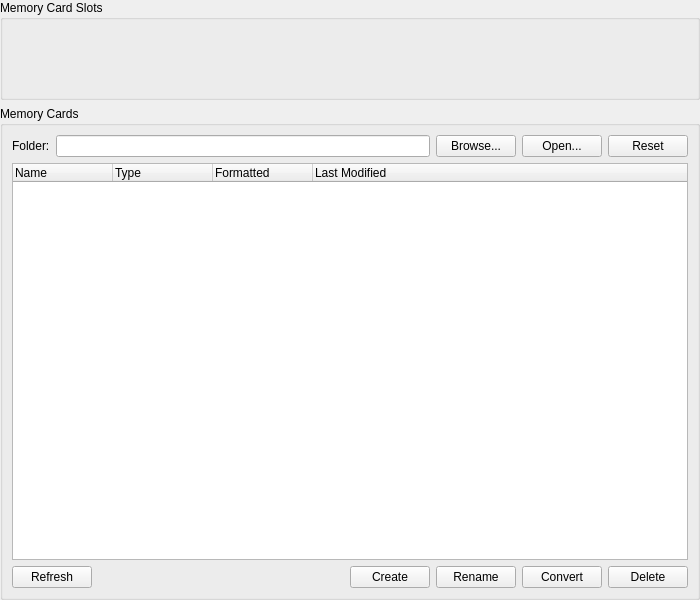
DiscoStarslayer/pcsx2-reliquary, file pcsx2-qt/Settings/MemoryCardSettingsWidget.ui: the form before one commit.
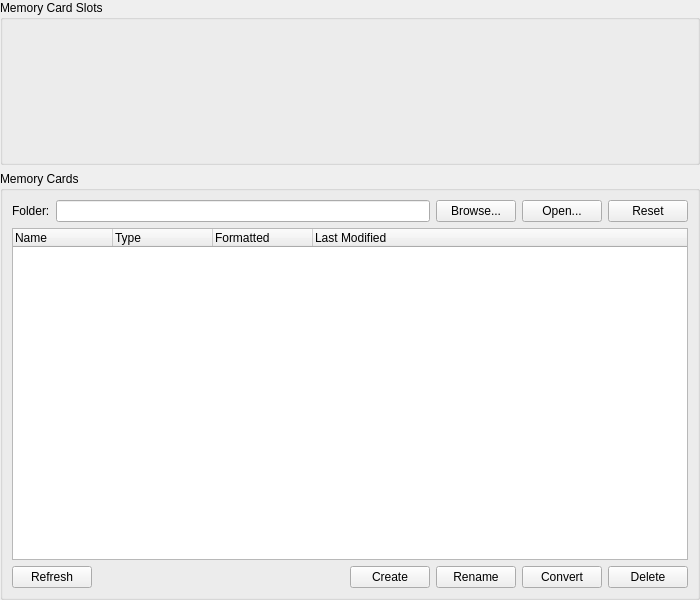
The form after the commit. Custom widgets are drawn as their Qt base class.

```diff
--- a/pcsx2-qt/Settings/MemoryCardSettingsWidget.ui
+++ b/pcsx2-qt/Settings/MemoryCardSettingsWidget.ui
@@ -34,13 +34,13 @@
      <property name="minimumSize">
       <size>
        <width>0</width>
-       <height>100</height>
+        <height>165</height>
       </size>
      </property>
      <property name="maximumSize">
       <size>
        <width>16777215</width>
-       <height>100</height>
+        <height>165</height>
       </size>
      </property>
      <property name="title">
```
